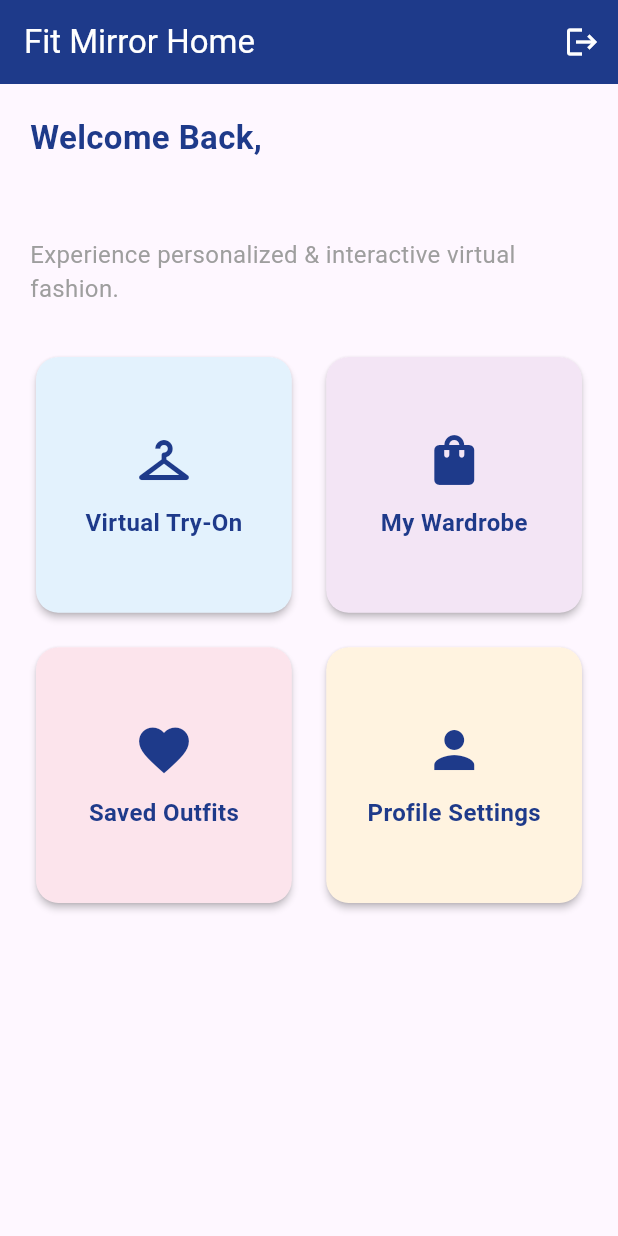
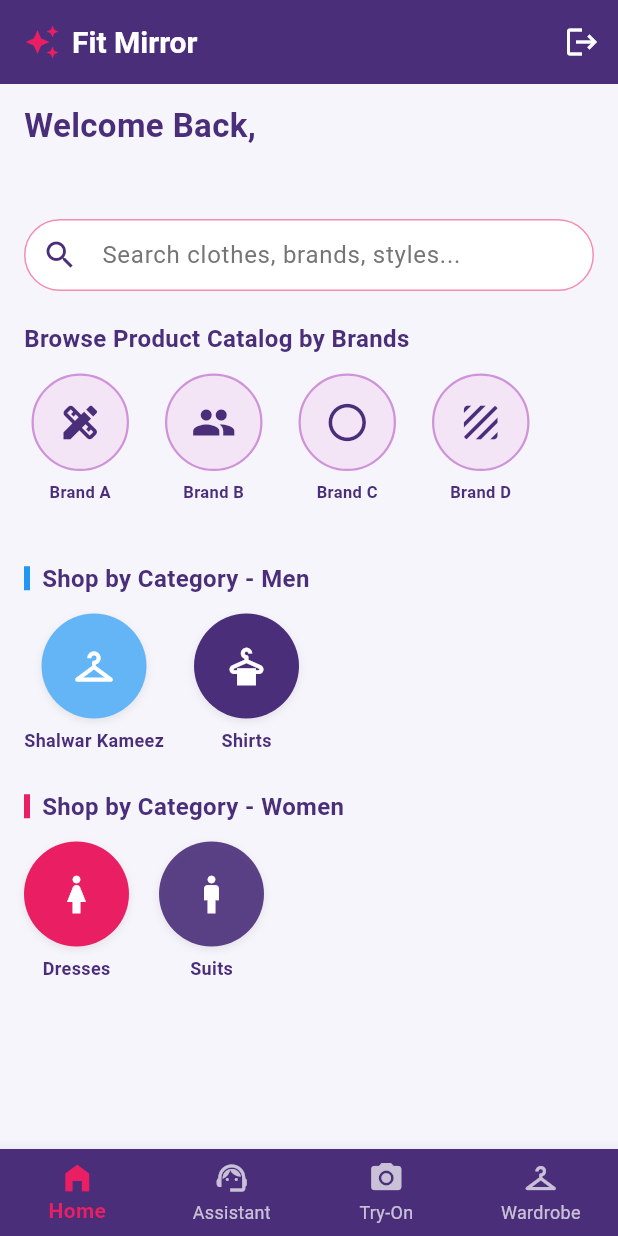
Before and after one commit to arfatabid/Fit-Mirror-FYP, a Flutter app: the HomeScreen screen opened directly, on a phone screen of 412 x 824 dp. Run offline on Flutter 3.47's test engine with Material 3 defaults, Android fonts, the phone set to English and light mode, and no system bars; our stand-ins replace firebase_auth, firebase_core, google_sign_in; accounts and stored records are empty.

Commit message:
Update HomeScreen UI and configurations

```diff
--- a/lib/ui/screens/home_screen.dart
+++ b/lib/ui/screens/home_screen.dart
@@ -2,23 +2,50 @@ import 'package:flutter/material.dart';
 import 'package:firebase_auth/firebase_auth.dart';
 import 'login_screen.dart';
 
-class HomeScreen extends StatelessWidget {
-  HomeScreen({super.key});
+class HomeScreen extends StatefulWidget {
+  const HomeScreen({super.key});
 
+  @override
+  State<HomeScreen> createState() => _HomeScreenState();
+}
+
+class _HomeScreenState extends State<HomeScreen> {
+  int _currentIndex = 0;
   final User? user = FirebaseAuth.instance.currentUser;
+
+  // Theme Colors
+  final Color bgLavender = const Color(0xFFF7F5FC);
+  final Color primaryPurple = const Color(0xFF4A2E7A);
+  final Color accentPink = const Color(0xFFE91E63);
 
   @override
   Widget build(BuildContext context) {
-    String userEmail = user?.email ?? "Fashion Enthusiast";
+    String userEmail = user?.email ?? "arfatabid19@gmail.com";
 
     return Scaffold(
+      backgroundColor: bgLavender,
+      // Professional Dark App Bar
       appBar: AppBar(
-        title: const Text("Fit Mirror Home"),
-        backgroundColor: const Color(0xFF1E3A8A),
-        foregroundColor: Colors.white,
+        backgroundColor: primaryPurple,
+        elevation: 0,
+        title: Row(
+          children: [
+            Icon(Icons.auto_awesome, color: accentPink),
+            const SizedBox(width: 8),
+            const Text(
+              "Fit Mirror",
+              style: TextStyle(
+                color: Colors.white,
+                fontWeight: FontWeight.bold,
+                fontSize: 20,
+              ),
+            ),
+          ],
+        ),
         actions: [
           IconButton(
-            icon: const Icon(Icons.logout),
+            icon: const Icon(Icons.logout, color: Colors.white),
+            tooltip: "Logout",
             onPressed: () async {
               await FirebaseAuth.instance.signOut();
               Navigator.pushReplacement(
@@ -29,65 +56,215 @@ class HomeScreen extends StatelessWidget {
           ),
         ],
       ),
-      body: Padding(
-        padding: const EdgeInsets.all(20.0),
+      body: SingleChildScrollView(
+        padding: const EdgeInsets.symmetric(horizontal: 16.0, vertical: 12.0),
         child: Column(
           crossAxisAlignment: CrossAxisAlignment.start,
           children: [
+            // Welcome Text
             Text(
               "Welcome Back,\n$userEmail",
-              style: const TextStyle(
+              style: TextStyle(
                 fontSize: 22,
                 fontWeight: FontWeight.bold,
-                color: Color(0xFF1E3A8A),
+                color: primaryPurple,
+              ),
+            ),
+            const SizedBox(height: 16),
+
+            // Search Bar
+            TextField(
+              decoration: InputDecoration(
+                hintText: 'Search clothes, brands, styles...',
+                hintStyle: TextStyle(color: Colors.grey.shade600),
+                prefixIcon: Icon(Icons.search, color: primaryPurple),
+                filled: true,
+                fillColor: Colors.white,
+                enabledBorder: OutlineInputBorder(
+                  borderRadius: BorderRadius.circular(30.0),
+                  borderSide: BorderSide(color: accentPink.withOpacity(0.5)),
+                ),
+                focusedBorder: OutlineInputBorder(
+                  borderRadius: BorderRadius.circular(30.0),
+                  borderSide: BorderSide(color: accentPink, width: 1.5),
+                ),
+                contentPadding: const EdgeInsets.symmetric(vertical: 0),
               ),
             ),
             const SizedBox(height: 20),
-            const Text(
-              "Experience personalized & interactive virtual fashion.",
-              style: TextStyle(fontSize: 16, color: Colors.grey),
+
+            // Browse Product Catalog by Brands
+            Text(
+              'Browse Product Catalog by Brands',
+              style: TextStyle(
+                fontSize: 16,
+                fontWeight: FontWeight.bold,
+                color: primaryPurple,
+              ),
             ),
-            const SizedBox(height: 30),
-            Expanded(
-              child: GridView.count(
-                crossAxisCount: 2,
-                crossAxisSpacing: 15,
-                mainAxisSpacing: 15,
+            const SizedBox(height: 12),
+            SizedBox(
+              height: 105,
+              child: ListView(
+                scrollDirection: Axis.horizontal,
                 children: [
-                  _buildFeatureCard(context, "Virtual Try-On", Icons.checkroom, Colors.blue.shade50),
-                  _buildFeatureCard(context, "My Wardrobe", Icons.shopping_bag, Colors.purple.shade50),
-                  _buildFeatureCard(context, "Saved Outfits", Icons.favorite, Colors.pink.shade50),
-                  _buildFeatureCard(context, "Profile Settings", Icons.person, Colors.orange.shade50),
+                  _buildBrandCircularItem('Brand A', Icons.design_services),
+                  _buildBrandCircularItem('Brand B', Icons.group),
+                  _buildBrandCircularItem('Brand C', Icons.circle_outlined),
+                  _buildBrandCircularItem('Brand D', Icons.texture),
                 ],
               ),
             ),
+            const SizedBox(height: 20),
+
+            // Shop by Category: MEN SECTION (Blue Theme)
+            Row(
+              children: [
+                Container(width: 4, height: 16, color: Colors.blue),
+                const SizedBox(width: 8),
+                Text(
+                  'Shop by Category - Men',
+                  style: TextStyle(
+                    fontSize: 16,
+                    fontWeight: FontWeight.bold,
+                    color: primaryPurple,
+                  ),
+                ),
+              ],
+            ),
+            const SizedBox(height: 12),
+            Row(
+              children: [
+                _buildCategoryCircularItem('Shalwar Kameez', Icons.checkroom, Colors.blue.shade300),
+                const SizedBox(width: 20),
+                _buildCategoryCircularItem('Shirts', Icons.dry_cleaning, primaryPurple),
+              ],
+            ),
+            const SizedBox(height: 24),
+
+            // Shop by Category: WOMEN SECTION (Pink Theme)
+            Row(
+              children: [
+                Container(width: 4, height: 16, color: accentPink),
+                const SizedBox(width: 8),
+                Text(
+                  'Shop by Category - Women',
+                  style: TextStyle(
+                    fontSize: 16,
+                    fontWeight: FontWeight.bold,
+                    color: primaryPurple,
+                  ),
+                ),
+              ],
+            ),
+            const SizedBox(height: 12),
+            Row(
+              children: [
+                _buildCategoryCircularItem('Dresses', Icons.woman, accentPink),
+                const SizedBox(width: 20),
+                _buildCategoryCircularItem('Suits', Icons.man, primaryPurple.withOpacity(0.9)),
+              ],
+            ),
+            const SizedBox(height: 20),
           ],
         ),
+      ),
+
+      // Professional Dark Bottom Navigation Bar
+      bottomNavigationBar: BottomNavigationBar(
+        currentIndex: _currentIndex,
+        onTap: (index) {
+          setState(() {
+            _currentIndex = index;
+          });
+        },
+        type: BottomNavigationBarType.fixed,
+        backgroundColor: primaryPurple,
+        selectedItemColor: accentPink,
+        unselectedItemColor: Colors.white70,
+        selectedLabelStyle: const TextStyle(fontWeight: FontWeight.bold),
+        items: const [
+          BottomNavigationBarItem(
+            icon: Icon(Icons.home_filled),
+            label: 'Home',
+          ),
+          BottomNavigationBarItem(
+            icon: Icon(Icons.support_agent),
+            label: 'Assistant',
+          ),
+          BottomNavigationBarItem(
+            icon: Icon(Icons.camera_alt),
+            label: 'Try-On',
+          ),
+          BottomNavigationBarItem(
+            icon: Icon(Icons.checkroom),
+            label: 'Wardrobe',
+          ),
+        ],
       ),
     );
   }
 
-  Widget _buildFeatureCard(BuildContext context, String title, IconData icon, Color color) {
-    return Card(
-      color: color,
-      elevation: 2,
-      shape: RoundedRectangleBorder(borderRadius: BorderRadius.circular(15)),
-      child: InkWell(
-        onTap: () {
-          ScaffoldMessenger.of(context).showSnackBar(SnackBar(content: Text("$title clicked!")));
-        },
-        child: Column(
-          mainAxisAlignment: MainAxisAlignment.center,
-          children: [
-            Icon(icon, size: 40, color: const Color(0xFF1E3A8A)),
-            const SizedBox(height: 10),
-            Text(
-              title,
-              style: const TextStyle(fontSize: 16, fontWeight: FontWeight.bold, color: Color(0xFF1E3A8A)),
+  // Helper Widget for Circular Brand Items
+  Widget _buildBrandCircularItem(String brandTitle, IconData brandIcon) {
+    return Container(
+      width: 75,
+      margin: const EdgeInsets.only(right: 14),
+      child: Column(
+        children: [
+          Container(
+            width: 65,
+            height: 65,
+            decoration: BoxDecoration(
+              color: Colors.purple.shade50,
+              shape: BoxShape.circle,
+              border: Border.all(color: Colors.purple.shade200, width: 1.5),
             ),
-          ],
-        ),
+            child: Icon(brandIcon, color: primaryPurple, size: 30),
+          ),
+          const SizedBox(height: 6),
+          Text(
+            brandTitle,
+            textAlign: TextAlign.center,
+            maxLines: 1,
+            overflow: TextOverflow.ellipsis,
+            style: TextStyle(fontSize: 11, fontWeight: FontWeight.w600, color: primaryPurple),
+          ),
+        ],
       ),
     );
   }
+
+  // Helper Widget for Circular Category Items
+  Widget _buildCategoryCircularItem(String title, IconData icon, Color bgColor) {
+    return Column(
+      children: [
+        Container(
+          width: 70,
+          height: 70,
+          decoration: BoxDecoration(
+            color: bgColor,
+            shape: BoxShape.circle,
+            boxShadow: [
+              BoxShadow(
+                color: Colors.black.withOpacity(0.08),
+                blurRadius: 4,
+                offset: const Offset(0, 2),
+              ),
+            ],
+          ),
+          child: Icon(icon, color: Colors.white, size: 30),
+        ),
+        const SizedBox(height: 6),
+        Text(
+          title,
+          style: TextStyle(
+            color: primaryPurple,
+            fontWeight: FontWeight.w600,
+            fontSize: 12,
+          ),
+        ),
+      ],
+    );
+  }
 }
```
